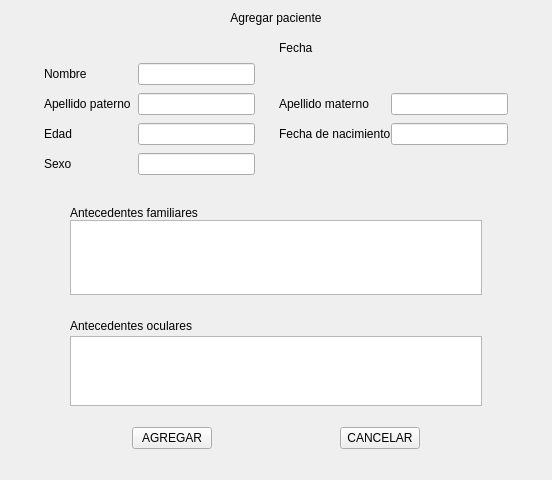
The window that Agregar_Paciente.ui (Matapuercos666/OPTICA) describes before a commit, drawn with Qt 5.
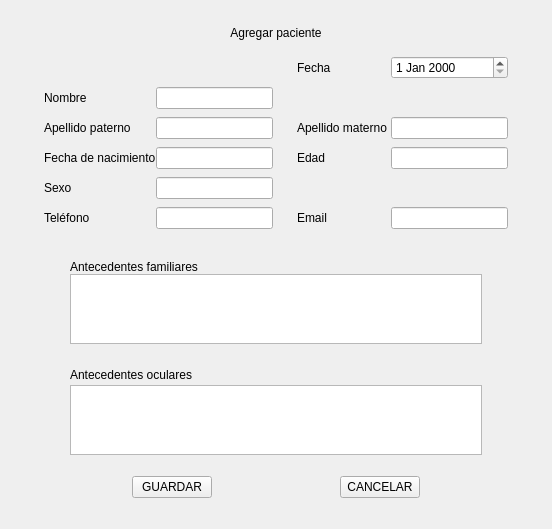
The same window after the commit.

Commit message: se conecto base de datos a formulario agregar paciente

The edit to the form file:
```diff
--- a/Agregar_Paciente.ui
+++ b/Agregar_Paciente.ui
@@ -7,7 +7,7 @@
     <x>0</x>
     <y>0</y>
     <width>552</width>
-    <height>480</height>
+    <height>527</height>
    </rect>
   </property>
   <property name="windowTitle">
@@ -28,7 +28,7 @@
         <enum>Qt::ContextMenuPolicy::DefaultContextMenu</enum>
        </property>
        <property name="text">
-        <string>AGREGAR</string>
+        <string>GUARDAR</string>
        </property>
        <property name="autoDefault">
         <bool>false</bool>
@@ -88,6 +88,9 @@
    </item>
    <item row="0" column="0" rowspan="2" colspan="2">
     <layout class="QGridLayout" name="Info_gral">
+     <property name="topMargin">
+      <number>15</number>
+     </property>
      <property name="rightMargin">
       <number>0</number>
      </property>
@@ -114,47 +117,14 @@
        <property name="verticalSpacing">
         <number>8</number>
        </property>
-       <item row="2" column="3">
-        <spacer name="horizontalSpacer_18">
-         <property name="orientation">
-          <enum>Qt::Orientation::Horizontal</enum>
+       <item row="7" column="5">
+        <widget class="QLineEdit" name="NACIMIENTO">
+         <property name="readOnly">
+          <bool>true</bool>
          </property>
-         <property name="sizeHint" stdset="0">
-          <size>
-           <width>40</width>
-           <height>20</height>
-          </size>
-         </property>
-        </spacer>
-       </item>
-       <item row="3" column="1">
-        <widget class="QLabel" name="label_5">
-         <property name="text">
-          <string>Apellido paterno</string>
-         </property>
         </widget>
        </item>
-       <item row="5" column="2">
-        <widget class="QLineEdit" name="lineEdit_18"/>
-       </item>
-       <item row="4" column="2">
-        <widget class="QLineEdit" name="lineEdit_17"/>
-       </item>
-       <item row="3" column="4">
-        <widget class="QLabel" name="label_4">
-         <property name="text">
-          <string>Apellido materno</string>
-         </property>
-        </widget>
-       </item>
-       <item row="4" column="1">
-        <widget class="QLabel" name="label_3">
-         <property name="text">
-          <string>Edad</string>
-         </property>
-        </widget>
-       </item>
-       <item row="2" column="0">
+       <item row="5" column="0">
         <spacer name="horizontalSpacer_19">
          <property name="orientation">
           <enum>Qt::Orientation::Horizontal</enum>
@@ -167,55 +137,65 @@
          </property>
         </spacer>
        </item>
-       <item row="3" column="2">
-        <widget class="QLineEdit" name="lineEdit_16"/>
-       </item>
-       <item row="3" column="5">
-        <widget class="QLineEdit" name="lineEdit_19"/>
-       </item>
-       <item row="1" column="4">
-        <widget class="QLabel" name="label_7">
+       <item row="4" column="4">
+        <widget class="QLabel" name="FECHA">
          <property name="text">
           <string>Fecha</string>
          </property>
         </widget>
        </item>
-       <item row="2" column="1">
-        <widget class="QLabel" name="label_6">
-         <property name="enabled">
-          <bool>true</bool>
-         </property>
-         <property name="text">
-          <string>Nombre</string>
-         </property>
-        </widget>
-       </item>
-       <item row="5" column="1">
-        <widget class="QLabel" name="label_26">
+       <item row="8" column="1">
+        <widget class="QLabel" name="Sexo">
          <property name="text">
           <string>Sexo</string>
          </property>
         </widget>
        </item>
-       <item row="4" column="5">
-        <widget class="QLineEdit" name="lineEdit_20"/>
+       <item row="6" column="1">
+        <widget class="QLabel" name="ApellidoP">
+         <property name="text">
+          <string>Apellido paterno</string>
+         </property>
+        </widget>
        </item>
-       <item row="4" column="4">
-        <widget class="QLabel" name="label_2">
+       <item row="6" column="4">
+        <widget class="QLabel" name="ApellidoM">
          <property name="text">
-          <string>Fecha de nacimiento</string>
+          <string>Apellido materno</string>
          </property>
         </widget>
        </item>
-       <item row="2" column="2">
-        <widget class="QLineEdit" name="lineEdit_15">
+       <item row="5" column="6">
+        <spacer name="horizontalSpacer_21">
+         <property name="orientation">
+          <enum>Qt::Orientation::Horizontal</enum>
+         </property>
+         <property name="sizeHint" stdset="0">
+          <size>
+           <width>40</width>
+           <height>20</height>
+          </size>
+         </property>
+        </spacer>
+       </item>
+       <item row="6" column="5">
+        <widget class="QLineEdit" name="APELLIDO_M"/>
+       </item>
+       <item row="5" column="2">
+        <widget class="QLineEdit" name="NOMBRE">
          <property name="alignment">
           <set>Qt::AlignmentFlag::AlignLeading|Qt::AlignmentFlag::AlignLeft|Qt::AlignmentFlag::AlignVCenter</set>
          </property>
         </widget>
        </item>
-       <item row="2" column="6">
-        <spacer name="horizontalSpacer_21">
+       <item row="8" column="2">
+        <widget class="QLineEdit" name="SEXO"/>
+       </item>
+       <item row="6" column="2">
+        <widget class="QLineEdit" name="APELLIDO_P"/>
+       </item>
+       <item row="5" column="3">
+        <spacer name="horizontalSpacer_18">
          <property name="orientation">
           <enum>Qt::Orientation::Horizontal</enum>
          </property>
@@ -227,6 +207,56 @@
          </property>
         </spacer>
        </item>
+       <item row="7" column="2">
+        <widget class="QLineEdit" name="EDAD"/>
+       </item>
+       <item row="5" column="1">
+        <widget class="QLabel" name="Nombre">
+         <property name="enabled">
+          <bool>true</bool>
+         </property>
+         <property name="text">
+          <string>Nombre</string>
+         </property>
+        </widget>
+       </item>
+       <item row="9" column="1">
+        <widget class="QLabel" name="Telefono">
+         <property name="text">
+          <string>Teléfono</string>
+         </property>
+        </widget>
+       </item>
+       <item row="9" column="2">
+        <widget class="QLineEdit" name="TELEFONO"/>
+       </item>
+       <item row="9" column="4">
+        <widget class="QLabel" name="Email">
+         <property name="text">
+          <string>Email</string>
+         </property>
+        </widget>
+       </item>
+       <item row="9" column="5">
+        <widget class="QLineEdit" name="EMAIL"/>
+       </item>
+       <item row="7" column="1">
+        <widget class="QLabel" name="Nacimiento">
+         <property name="text">
+          <string>Fecha de nacimiento</string>
+         </property>
+        </widget>
+       </item>
+       <item row="7" column="4">
+        <widget class="QLabel" name="Edad">
+         <property name="text">
+          <string>Edad</string>
+         </property>
+        </widget>
+       </item>
+       <item row="4" column="5">
+        <widget class="QDateEdit" name="dateEdit"/>
+       </item>
       </layout>
      </item>
      <item row="3" column="0">
```
Left out of the diff: 28 changed lines with no effect on the pictures. The commit also changes 17 other files.
